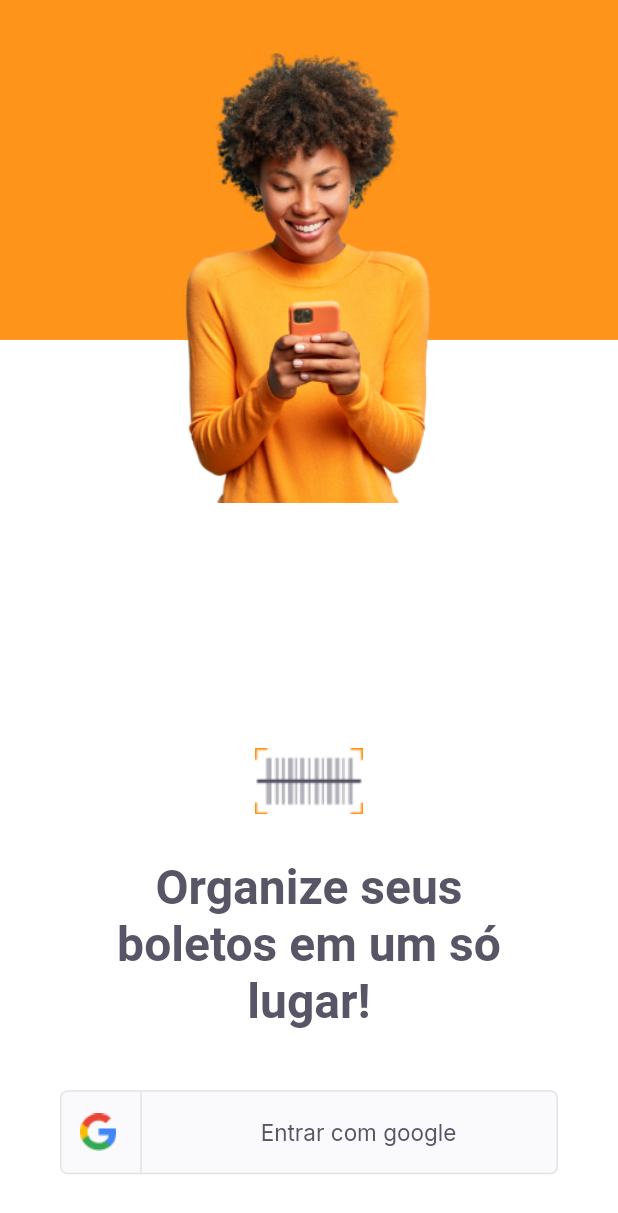
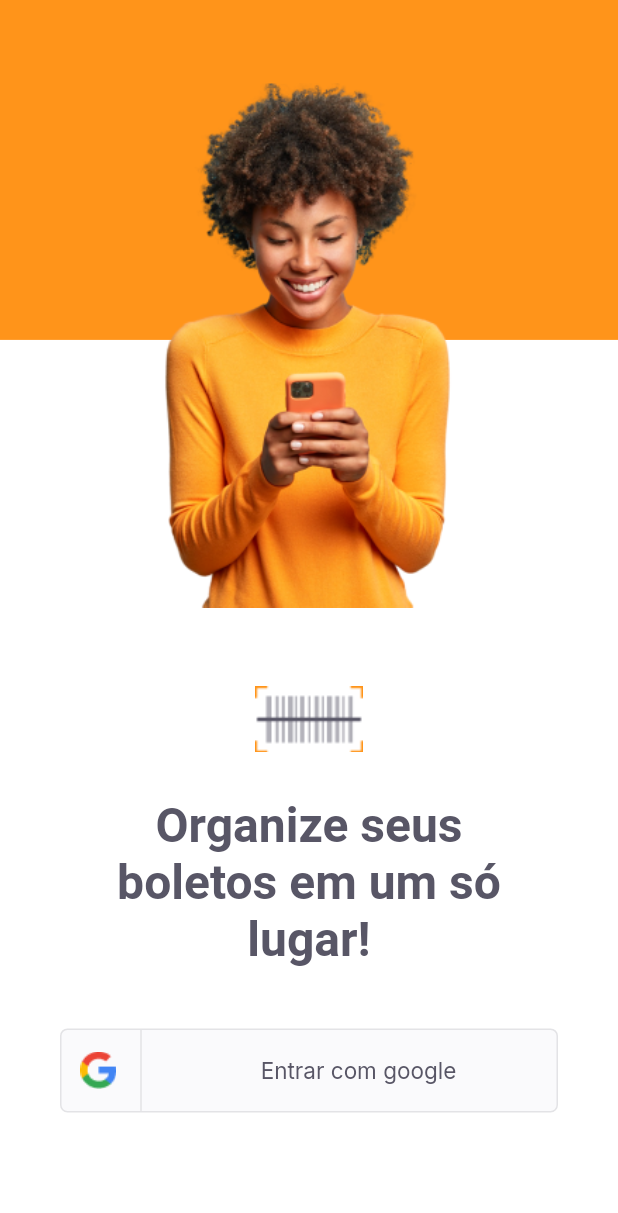
Before and after one commit to ViniciusRMoreira/payflow, a Flutter app: the screen it shows after launch, on a phone screen of 412 x 824 dp. Shown: the top 1213 px of the screen. Run offline on Flutter 3.47's test engine with Material 2 defaults, Android fonts, the phone set to English and light mode, and no system bars; our stand-ins replace firebase_core, google_fonts, google_sign_in, shared_preferences; accounts and stored records are empty.

Commit message:
"Aula03"

```diff
--- /dev/null
+++ b/lib/app_widget.dart
@@ -0,0 +1,21 @@
+import 'package:flutter/material.dart';
+import 'package:payflow/modules/home/home_page.dart';
+import 'package:payflow/modules/splash/splash_page.dart';
+import 'package:payflow/shared/themes/appcolors.dart';
+import 'modules/login/login_page.dart';
+
+class AppWidget extends StatelessWidget {
+  @override
+  Widget build(BuildContext context) {
+    return MaterialApp(
+      title: 'Pay Flow',
+      theme: ThemeData(primaryColor: AppColors.primary),
+      initialRoute: "/splash",
+      routes: {
+        "/splash": (context) => SplashPage(),
+        "/home": (context) => HomePage(),
+        "/login": (context) => LoginPage(),
+      },
+    );
+  }
+}
--- a/lib/main.dart
+++ b/lib/main.dart
@@ -1,22 +1,42 @@
+import 'package:firebase_core/firebase_core.dart';
 import 'package:flutter/material.dart';
-import 'package:payflow/modules/home/home_page.dart';
-import 'package:payflow/modules/login/login_page.dart';
-import 'package:payflow/modules/splash/splash_page.dart';
-import 'package:payflow/shared/themes/appcolors.dart';
+import 'app_widget.dart';
 
 void main() {
-  runApp(AppWidget());
+  runApp(AppFirebase());
 }
 
-class AppWidget extends StatelessWidget {
+class AppFirebase extends StatefulWidget {
+  @override
+  _AppFirebaseState createState() => _AppFirebaseState();
+}
+
+class _AppFirebaseState extends State<AppFirebase> {
+  final Future<FirebaseApp> _initialization = Firebase.initializeApp();
+
   @override
   Widget build(BuildContext context) {
-    return MaterialApp(
-      title: 'Pay Flow',
-      theme: ThemeData(
-        primaryColor: AppColors.primary,
-      ),
-      home: LoginPage(),
-    );
+    return FutureBuilder(
+        future: _initialization,
+        builder: (context, snapshot) {
+          if (snapshot.hasError) {
+            return Material(
+              child: Center(
+                child: Text(
+                  "Não foi possível inicializar o Firebase",
+                  textDirection: TextDirection.ltr,
+                ),
+              ),
+            );
+          } else if (snapshot.connectionState == ConnectionState.done) {
+            return AppWidget();
+          } else {
+            return Material(
+              child: Center(
+                child: CircularProgressIndicator(),
+              ),
+            );
+          }
+        });
   }
 }
--- a/lib/modules/login/login_page.dart
+++ b/lib/modules/login/login_page.dart
@@ -1,4 +1,6 @@
 import 'package:flutter/material.dart';
+import 'package:google_sign_in/google_sign_in.dart';
+import 'package:payflow/modules/login/login_controller.dart';
 import 'package:payflow/shared/themes/app_images.dart';
 import 'package:payflow/shared/themes/appcolors.dart';
 import 'package:payflow/shared/themes/app_text_styles.dart';
@@ -10,6 +12,7 @@ class LoginPage extends StatefulWidget {
 }
 
 class _LoginPageState extends State<LoginPage> {
+  final controller = LoginController();
   @override
   Widget build(BuildContext context) {
     final size = MediaQuery.of(context).size;
@@ -26,17 +29,17 @@ class _LoginPageState extends State<LoginPage> {
               color: AppColors.primary,
             ),
             Positioned(
-              top: 35,
+              top: 55,
               left: 0,
               right: 0,
               child: Image.asset(
                 AppImages.person,
                 width: 208,
-                height: 300,
+                height: 350,
               ),
             ),
             Positioned(
-              bottom: size.height * 0.05,
+              bottom: size.height * 0.10,
               left: 0,
               right: 0,
               child: Column(
@@ -58,7 +61,7 @@ class _LoginPageState extends State<LoginPage> {
                         const EdgeInsets.only(left: 40, right: 40, top: 40),
                     child: SocialLoginButton(
                       onTap: () {
-                        print("Clicou");
+                        controller.googleSignIn(context);
                       },
                     ),
                   ),
--- a/lib/modules/splash/splash_page.dart
+++ b/lib/modules/splash/splash_page.dart
@@ -1,12 +1,15 @@
 import 'package:flutter/material.dart';
 import 'package:payflow/shared/themes/app_images.dart';
 import 'package:payflow/shared/themes/appcolors.dart';
+import 'package:payflow/shared/themes/auth/auth_controller.dart';
 
 class SplashPage extends StatelessWidget {
   const SplashPage({Key? key}) : super(key: key);
 
   @override
   Widget build(BuildContext context) {
+    final authController = AuthController();
+    authController.currentUser(context);
     return Scaffold(
       backgroundColor: AppColors.background,
       body: Stack(
--- /dev/null
+++ b/lib/shared/models/user_model.dart
@@ -0,0 +1,21 @@
+import 'dart:convert';
+
+class UserModel {
+  final String name;
+  final String? photoURL;
+
+  UserModel({required this.name, this.photoURL});
+
+  factory UserModel.fromMap(Map<String, dynamic> map) {
+    return UserModel(name: map['name'], photoURL: map['photoURL']);
+  }
+  factory UserModel.fromJson(String json) =>
+      UserModel.fromMap(jsonDecode(json));
+
+  Map<String, dynamic> toMap() => {
+        "name": name,
+        "photoURL": photoURL,
+      };
+
+  String toJson() => jsonEncode(toMap());
+}
--- a/lib/shared/themes/app_text_styles.dart
+++ b/lib/shared/themes/app_text_styles.dart
@@ -11,7 +11,7 @@ class TextStyles {
   static final titleRegular = GoogleFonts.lexendDeca(
     fontSize: 20,
     fontWeight: FontWeight.w400,
-    color: AppColors.heading,
+    color: AppColors.background,
   );
   static final titleBoldHeading = GoogleFonts.lexendDeca(
     fontSize: 20,
@@ -78,32 +78,32 @@ class TextStyles {
     fontWeight: FontWeight.w700,
     color: AppColors.background,
   );
-  static final captionBackground = GoogleFonts.lexendDeca(
+  static final captionBackground = GoogleFonts.inter(
     fontSize: 13,
     fontWeight: FontWeight.w400,
     color: AppColors.background,
   );
-  static final captionShape = GoogleFonts.lexendDeca(
+  static final captionShape = GoogleFonts.inter(
     fontSize: 13,
     fontWeight: FontWeight.w400,
     color: AppColors.shape,
   );
-  static final captionBody = GoogleFonts.lexendDeca(
+  static final captionBody = GoogleFonts.inter(
     fontSize: 13,
     fontWeight: FontWeight.w400,
     color: AppColors.body,
   );
-  static final captionBoldBackground = GoogleFonts.lexendDeca(
+  static final captionBoldBackground = GoogleFonts.inter(
     fontSize: 13,
     fontWeight: FontWeight.w600,
     color: AppColors.background,
   );
-  static final captionBoldShape = GoogleFonts.lexendDeca(
+  static final captionBoldShape = GoogleFonts.inter(
     fontSize: 13,
     fontWeight: FontWeight.w600,
     color: AppColors.shape,
   );
-  static final captionBoldBody = GoogleFonts.lexendDeca(
+  static final captionBoldBody = GoogleFonts.inter(
     fontSize: 13,
     fontWeight: FontWeight.w600,
     color: AppColors.body,
```
Also changed, not shown: lib/modules/home/home_controller.dart (added, +7 -0 lines), lib/modules/home/home_page.dart (+98 -3 lines), lib/modules/login/login_controller.dart (added, +27 -0 lines), lib/shared/themes/auth/auth_controller.dart (added, +37 -0 lines), pubspec.yaml (+8 -1 lines), pubspec.lock, 3 other files.
